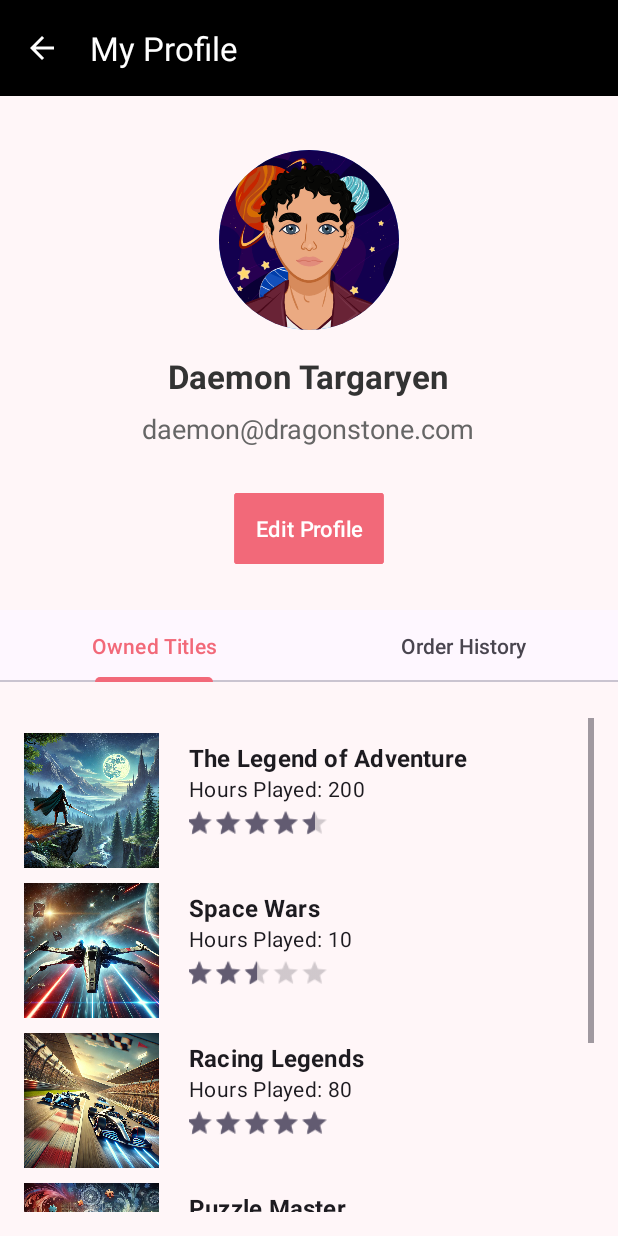
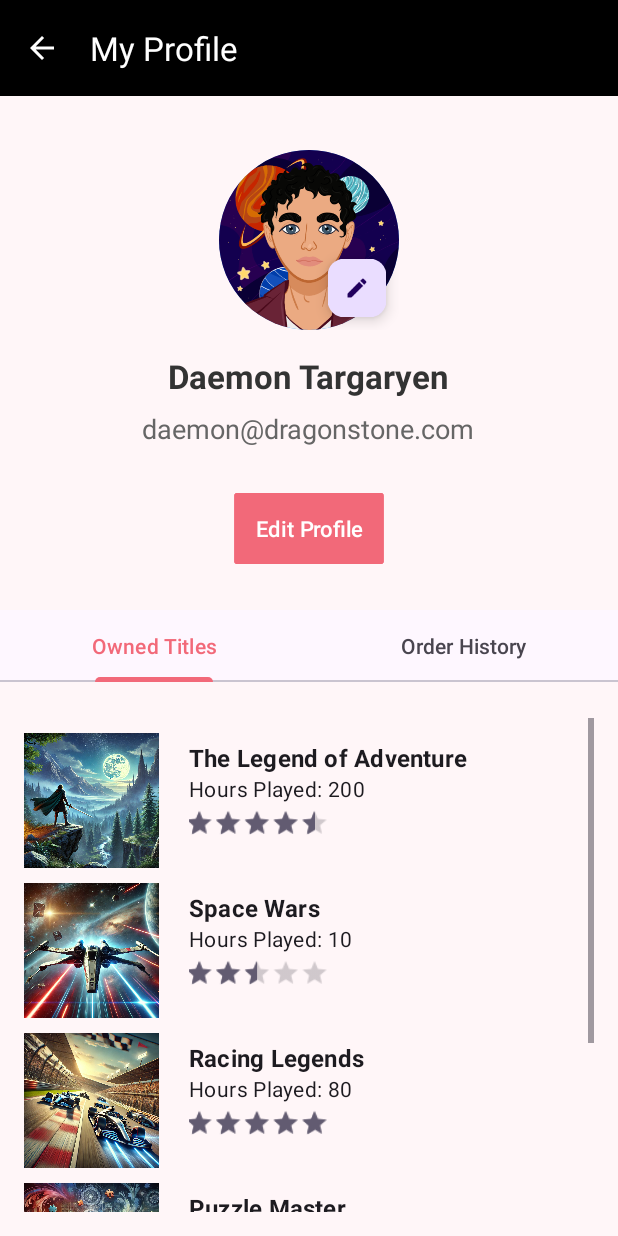
Before and after one commit to NethanShaik/button-mashers, an Android app: the ProfileActivity screen opened directly, with no data from a screen before it, on a phone screen of 412 x 824 dp. Run offline under Robolectric (Android 15) with nearby library versions, the phone set to English and light mode, and no system bars.

Commit message:
Implemented edit pic

```diff
--- a/app/src/main/java/com/example/buttonmashers/GameDatabaseHelper.kt
+++ b/app/src/main/java/com/example/buttonmashers/GameDatabaseHelper.kt
@@ -328,6 +328,18 @@ class GameDatabaseHelper(
         db.close()
     }
 
+    fun updateProfileImage(imagePath: String) {
+        println("Updating profile image to $imagePath")
+        val db = writableDatabase
+        val values = ContentValues().apply {
+            put("image_path", imagePath)
+        }
+        val selection = "id =?"
+        val selectionArgs = arrayOf("1")
+        db.update("users", values, selection, selectionArgs)
+        db.close()
+    }
+
     fun getProfile(): User {
         val db = readableDatabase
         val cursor = db.query("users", null, null, null, null, null, null)
@@ -336,7 +348,8 @@ class GameDatabaseHelper(
             while (moveToNext()) {
                 val name = getString(getColumnIndexOrThrow("name"))
                 val email = getString(getColumnIndexOrThrow("email"))
-                user = User(1, name, email)
+                val imagePath = getString(getColumnIndexOrThrow("image_path"))
+                user = User(1, name, email, imagePath)
                 }
             close()
         }
--- a/app/src/main/java/com/example/buttonmashers/ProfileActivity.kt
+++ b/app/src/main/java/com/example/buttonmashers/ProfileActivity.kt
@@ -1,6 +1,9 @@
 package com.example.buttonmashers
 
+import android.graphics.BitmapFactory
+import android.net.Uri
 import android.os.Bundle
+import android.util.Base64
 import android.view.LayoutInflater
 import android.view.MenuItem
 import android.view.View
@@ -12,6 +15,7 @@ import android.widget.RatingBar
 import android.widget.TextView
 import androidx.appcompat.app.AppCompatActivity
 import androidx.activity.enableEdgeToEdge
+import androidx.activity.result.contract.ActivityResultContracts
 import androidx.appcompat.widget.Toolbar
 import androidx.core.view.ViewCompat
 import androidx.core.view.WindowInsetsCompat
@@ -24,6 +28,7 @@ import androidx.lifecycle.Lifecycle
 import androidx.recyclerview.widget.RecyclerView
 import androidx.viewpager2.adapter.FragmentStateAdapter
 import androidx.viewpager2.widget.ViewPager2
+import com.google.android.material.floatingactionbutton.FloatingActionButton
 import com.google.android.material.tabs.TabLayout
 import com.google.android.material.tabs.TabLayoutMediator
 import com.google.android.material.textfield.TextInputEditText
@@ -52,6 +57,8 @@ class ProfileActivity : AppCompatActivity() {
         // Initialize views
         val nameTextView = findViewById<TextView>(R.id.nameTextView)
         val emailTextView = findViewById<TextView>(R.id.emailTextView)
+        val profilePic = findViewById<ImageView>(R.id.profileImageView)
+        val changeProfilePicButton = findViewById<FloatingActionButton>(R.id.changeProfilePicButton)
         val editProfileButton = findViewById<Button>(R.id.editProfileButton)
         val toolbar: Toolbar = findViewById(R.id.toolbar)
         val tabLayout: TabLayout = findViewById(R.id.tabLayout)
@@ -60,6 +67,15 @@ class ProfileActivity : AppCompatActivity() {
         // Set default profile info
         nameTextView.text = dbHelper.getProfile().name
         emailTextView.text = dbHelper.getProfile().email
+
+        val profileImageBase64 = dbHelper.getProfile().imagePath
+        if (profileImageBase64 != null) {
+            val decodedBytes = Base64.decode(profileImageBase64, Base64.DEFAULT)
+            val bitmap = BitmapFactory.decodeByteArray(decodedBytes, 0, decodedBytes.size)
+            profilePic.setImageBitmap(bitmap)
+        } else {
+            profilePic.setImageResource(R.drawable.user)
+        }
 
         // Handle edit profile button click
 
@@ -70,6 +86,22 @@ class ProfileActivity : AppCompatActivity() {
             bundle.putString("email", emailTextView.text.toString())
             dialog.arguments = bundle
             dialog.show(supportFragmentManager, "profileDialog")
+        }
+
+        val pickImageLauncher = registerForActivityResult(ActivityResultContracts.GetContent()) { uri: Uri? ->if (uri != null) {
+            profilePic.setImageURI(uri)
+
+            val inputStream = contentResolver.openInputStream(uri)
+            val imageBytes = inputStream?.readBytes()
+            val base64Image = android.util.Base64.encodeToString(imageBytes, android.util.Base64.DEFAULT)
+            inputStream?.close()
+
+            dbHelper.updateProfileImage(base64Image.toString())
+        }
+        }
+
+        changeProfilePicButton.setOnClickListener {
+            pickImageLauncher.launch("image/*")
         }
 
         // Setup Toolbar
--- a/app/src/main/java/com/example/buttonmashers/data.kt
+++ b/app/src/main/java/com/example/buttonmashers/data.kt
@@ -41,5 +41,6 @@ data class OrderItem(
 data class User(
     val id: Int,
     val name: String,
-    val email: String
+    val email: String,
+    val imagePath: String? = null
 )
--- /dev/null
+++ b/app/src/main/res/drawable/baseline_edit_24.xml
@@ -0,0 +1,5 @@
+<vector xmlns:android="http://schemas.android.com/apk/res/android" android:height="24dp" android:tint="#FFFFFF" android:viewportHeight="24" android:viewportWidth="24" android:width="24dp">
+
+    <path android:fillColor="@android:color/white" android:pathData="M3,17.25V21h3.75L17.81,9.94l-3.75,-3.75L3,17.25zM20.71,7.04c0.39,-0.39 0.39,-1.02 0,-1.41l-2.34,-2.34c-0.39,-0.39 -1.02,-0.39 -1.41,0l-1.83,1.83 3.75,3.75 1.83,-1.83z"/>
+
+</vector>
--- a/app/src/main/res/layout/activity_profile.xml
+++ b/app/src/main/res/layout/activity_profile.xml
@@ -20,26 +20,42 @@
         app:title="My Profile" />
 
     <!-- Profile Image -->
-    <ImageView
-        android:id="@+id/profileImageView"
+    <FrameLayout
+        android:id="@+id/profileContainer"
         android:layout_width="120dp"
         android:layout_height="120dp"
         android:layout_centerHorizontal="true"
         android:layout_marginTop="100dp"
+        android:layout_alignTop="@id/toolbar" >
+        <ImageView
+            android:id="@+id/profileImageView"
+            android:layout_width="wrap_content"
+            android:layout_height="wrap_content"
             android:contentDescription="Profile Picture"
             android:src="@drawable/user"
             android:background="@drawable/circle_background"
             android:scaleType="centerCrop"
             android:clipToOutline="true"
-        android:layout_alignTop="@id/toolbar"
             android:outlineProvider="background" />
+
+        <com.google.android.material.floatingactionbutton.FloatingActionButton
+            android:id="@+id/changeProfilePicButton"
+            android:layout_width="wrap_content"
+            android:layout_height="wrap_content"
+            android:layout_gravity="bottom|end"
+            android:contentDescription="Edit Profile Picture"
+            android:scaleY="0.7"
+            android:scaleX="0.7"
+            android:src="@drawable/baseline_edit_24" />
+
+    </FrameLayout>
 
     <!-- Name TextView -->
     <TextView
         android:id="@+id/nameTextView"
         android:layout_width="wrap_content"
         android:layout_height="wrap_content"
-        android:layout_below="@id/profileImageView"
+        android:layout_below="@id/profileContainer"
         android:layout_centerHorizontal="true"
         android:layout_marginTop="16dp"
         android:textColor="@color/text_color_primary"
```
Also changed, not shown: app/src/main/assets/gamestore.db. Lines whose indentation alone changed are shown as unchanged.
